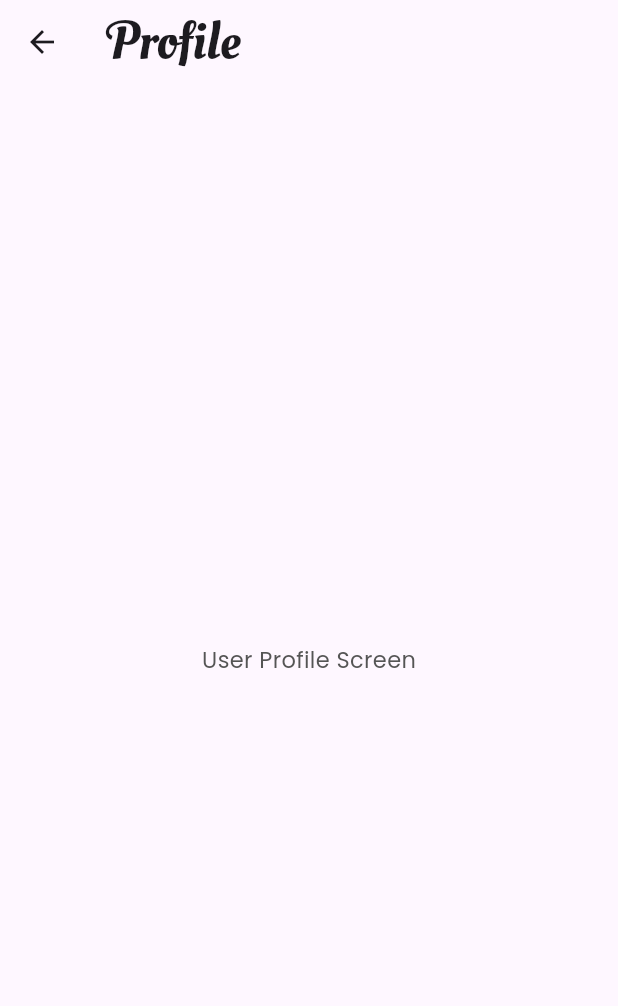
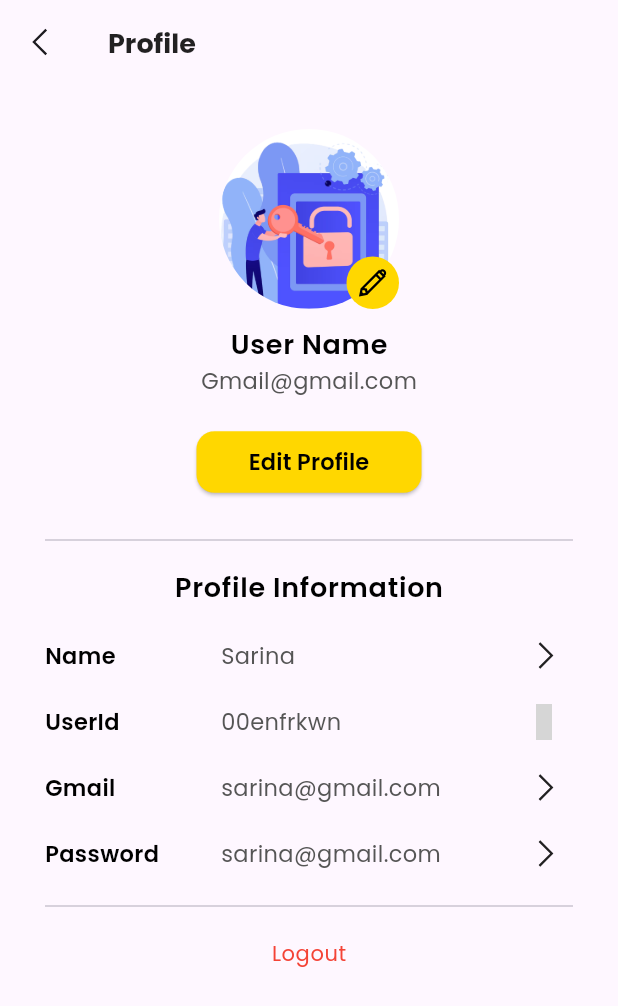
Before and after one commit to SarinaShrestha/momentix, a Flutter app: the ProfilePage screen opened directly, on a phone screen of 412 x 824 dp. Shown: the top 1006 px of the screen. Run offline on Flutter 3.47's test engine with Material 3 defaults, Android fonts, the phone set to English and light mode, and no system bars; our stand-ins replace cloud_firestore, firebase_auth, firebase_core, firebase_storage, get, iconsax and 4 more; missing offline and left inert: firebase_app_check, google_ml_kit, google_mlkit_face_detection; accounts and stored records are empty; grey boxes are pictures that could not be loaded.

Commit message:
Profile Page

```diff
--- a/frontend/lib/features/core/views/profile/profile_page.dart
+++ b/frontend/lib/features/core/views/profile/profile_page.dart
@@ -1,11 +1,121 @@
 import 'package:flutter/material.dart';
+import 'package:frontend/features/core/views/profile/update_profile_page.dart';
+import 'package:frontend/features/core/widgets/profile_details_widget.dart';
+import 'package:frontend/utils/colors.dart';
+import 'package:frontend/widgets/common/elevated_button_widget.dart';
+import 'package:get/get.dart';
+import 'package:frontend/utils/image_strings.dart';
+import 'package:frontend/utils/sizes.dart';
+import 'package:frontend/widgets/common/thin_elevated_button_widget.dart';
+import 'package:iconsax/iconsax.dart';
+import 'package:line_awesome_flutter/line_awesome_flutter.dart';
 
 class ProfilePage extends StatelessWidget {
   @override
   Widget build(BuildContext context) {
     return Scaffold(
-      appBar: AppBar(title: Text('Profile')),
-      body: Center(child: Text('User Profile Screen')),
+      appBar: AppBar(
+        leading: IconButton(onPressed: (){}, icon: const Icon(LineAwesomeIcons.angle_left)),
+        title: Text('Profile', style: Theme.of(context).textTheme.headlineLarge?.copyWith(fontSize: 18, fontWeight: FontWeight.bold)),
+      ),
+      body: SingleChildScrollView(
+        child: Container(
+          padding: const EdgeInsets.all(defaultSize),
+          child: Column(
+            children: [
+              Stack(
+                children: [
+                  SizedBox(
+                    width: 120,
+                    height: 120,
+                    child: Container(
+                      width: 120,
+                      height: 120,
+                      decoration: BoxDecoration(
+                        //border: Border.all(color: placeholderColor, width: 1),
+                        borderRadius: BorderRadius.circular(100),
+                      ),
+                      child: ClipRRect(
+                        borderRadius: BorderRadius.circular(100),
+                        child: Image(image: AssetImage(loginImage), fit: BoxFit.cover,),
+                      ),
+                    ),
+                  ),
+                  Positioned(
+                    bottom: 0,
+                    right: 0,
+                    child: Container(
+                      width: 35,
+                      height: 35,
+                      decoration: BoxDecoration(
+                        color: buttonYellow,
+                        borderRadius: BorderRadius.circular(100),
+                      ),
+                      child: const Icon(LineAwesomeIcons.alternate_pencil, color: black,),
+                    ),
+                  )
+                ],
+              ),
+              const SizedBox(height: 10,),
+              Text('User Name', style: Theme.of(context).textTheme.bodyLarge,),
+              Text('Gmail@gmail.com', style: Theme.of(context).textTheme.bodyMedium),
+              const SizedBox(height: 20,),
+              SizedBox(
+                width: 150,
+                child: ThinElevatedButtonWidget(
+                  onPressed: () => Get.to(() => const UpdateProfilePage()),
+                  buttonName: 'Edit Profile',
+                  color: textBlue ,
+                  outlined: false,
+                  ),
+              ),
+
+              const SizedBox(height: 20,),
+              const Divider(),
+              const SizedBox(height: 10,),
+              Text("Profile Information", style: Theme.of(context).textTheme.bodyLarge,),
+              const SizedBox(height: 10,),
+
+              ProfileDetailsWidget(
+                title: 'Name',
+                value: 'Sarina',
+                onPressed: (){},
+              ),
+
+              ProfileDetailsWidget(
+                title: 'UserId',
+                value: '00enfrkwn',
+                icon: Iconsax.copy,
+                onPressed: (){},
+              ),
+
+              ProfileDetailsWidget(
+                title: 'Gmail',
+                value: 'sarina@gmail.com',
+                onPressed: (){},
+              ),
+
+              ProfileDetailsWidget(
+                title: 'Password',
+                value: 'sarina@gmail.com',
+                onPressed: (){},
+              ),
+
+              const SizedBox(height: 5,),
+              Divider(),
+
+              Center(
+                child: TextButton(
+                  onPressed: (){},
+                  child: Text('Logout', style: Theme.of(context).textTheme.bodySmall?.copyWith(color: Colors.red, fontSize: 14)),
+                ),
+              )
+              //
+            ],
+
+            ),
+        ),
+      ),
     );
   }
 }
--- /dev/null
+++ b/frontend/lib/features/core/widgets/profile_details_widget.dart
@@ -0,0 +1,51 @@
+import 'package:flutter/material.dart';
+import 'package:frontend/utils/colors.dart';
+import 'package:line_awesome_flutter/line_awesome_flutter.dart';
+
+class ProfileDetailsWidget extends StatelessWidget {
+  final VoidCallback onPressed;
+  final String title, value;
+  final IconData icon;
+
+  const ProfileDetailsWidget(
+      {super.key,
+      required this.onPressed,
+      required this.title,
+      required this.value,
+      this.icon = LineAwesomeIcons.angle_right});
+
+  @override
+  Widget build(BuildContext context) {
+    return GestureDetector(
+      onTap: onPressed,
+      child: Padding(
+        padding: const EdgeInsets.symmetric(vertical: 10.0),
+        child: Row(
+          children: [
+            Expanded(
+              flex: 3,
+              child: Text(
+                title,
+                style: TextStyle(
+                  fontFamily: 'Poppins',
+                  fontWeight: FontWeight.w600, // 600 weight
+                  fontSize: 15.0,
+                  color: black,
+                ),
+              ),
+            ),
+            Expanded(
+              flex: 5,
+              child: Text(value,
+                  style: Theme.of(context).textTheme.bodyMedium,
+                  overflow: TextOverflow.ellipsis),
+            ),
+            Expanded(
+                child: Icon(icon)
+            ),
+          ],
+        ),
+      ),
+    );
+  }
+}
--- a/frontend/lib/widgets/common/elevated_button_widget.dart
+++ b/frontend/lib/widgets/common/elevated_button_widget.dart
@@ -34,7 +34,7 @@ class ElevatedButtonWidget extends StatelessWidget {
           fontFamily: 'Poppins',
           fontWeight: FontWeight.w600, // 600 weight
           fontSize: 16.0,
-          color: textColor ?? white,
+          color: white,
         ),
       ),
     );
--- a/frontend/lib/widgets/common/thin_elevated_button_widget.dart
+++ b/frontend/lib/widgets/common/thin_elevated_button_widget.dart
@@ -37,7 +37,7 @@ class ThinElevatedButtonWidget extends StatelessWidget {
             fontFamily: 'Poppins',
             fontWeight: FontWeight.w600, // 600 weight
             fontSize: 15.0,
-            color: textColor ?? white,
+            color: textColor,
           ),
         ),
       );
--- a/frontend/pubspec.yaml
+++ b/frontend/pubspec.yaml
@@ -30,6 +30,8 @@ dependencies:
   google_mlkit_smart_reply: ^0.12.0
   google_mlkit_text_recognition: ^0.14.0
   google_mlkit_translation: ^0.12.0
+  line_awesome_flutter: ^2.0.0
+  iconsax: ^0.0.8
 
 dev_dependencies:
   flutter_test:
```
Also changed, not shown: frontend/pubspec.lock.
